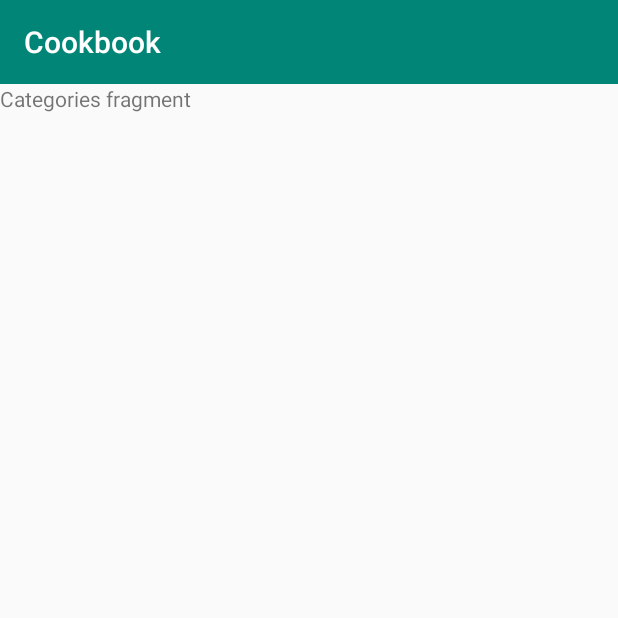
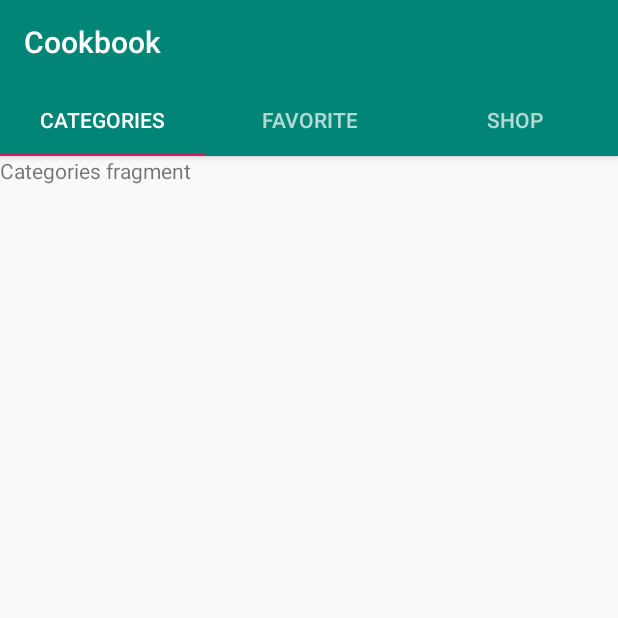
Before and after one commit to FutureAndroidDeveloper/Cookbook, an Android app: the screen it shows after launch (MainActivity), on a phone screen of 412 x 824 dp, the top half of it. Run offline under Robolectric (Android 15) with nearby library versions, the phone set to English and light mode, and no system bars.

Commit message:
Add tabs

```diff
--- a/app/build.gradle
+++ b/app/build.gradle
@@ -19,11 +19,12 @@ android {
 }
 
 dependencies {
-    implementation fileTree(dir: 'libs', include: ['*.jar'])
+    implementation fileTree(include: ['*.jar'], dir: 'libs')
     implementation 'com.android.support:appcompat-v7:28.0.0-alpha1'
     implementation 'com.android.support.constraint:constraint-layout:1.1.3'
     implementation 'com.android.support:support-v4:28.0.0-alpha1'
     testImplementation 'junit:junit:4.12'
     androidTestImplementation 'com.android.support.test:runner:1.0.2'
     androidTestImplementation 'com.android.support.test.espresso:espresso-core:3.0.2'
+    implementation 'com.android.support:design:28.0.0-alpha1'
 }
--- a/app/src/main/java/com/example/kirill/cookbook/MainActivity.java
+++ b/app/src/main/java/com/example/kirill/cookbook/MainActivity.java
@@ -1,5 +1,10 @@
 package com.example.kirill.cookbook;
 
+import android.support.annotation.Nullable;
+import android.support.design.widget.TabLayout;
+import android.support.v4.app.Fragment;
+import android.support.v4.app.FragmentManager;
+import android.support.v4.app.FragmentPagerAdapter;
 import android.support.v4.view.ViewPager;
 import android.support.v7.app.AppCompatActivity;
 import android.os.Bundle;
@@ -8,6 +13,7 @@ import android.support.v7.widget.Toolbar;
 public class MainActivity extends AppCompatActivity {
     private Toolbar toolbar;
     private ViewPager pager;
+    private TabLayout tabLayout;
 
     @Override
     protected void onCreate(Bundle savedInstanceState) {
@@ -22,5 +28,50 @@ public class MainActivity extends AppCompatActivity {
         SectionsPagerAdapter pagerAdapter = new SectionsPagerAdapter(getSupportFragmentManager());
         pager = (ViewPager) findViewById(R.id.pager);
         pager.setAdapter(pagerAdapter);
+
+        // Connect tabLayout with viewPager
+        tabLayout = (TabLayout) findViewById(R.id.tabs);
+        tabLayout.setupWithViewPager(pager);
+    }
+
+    public class SectionsPagerAdapter extends FragmentPagerAdapter {
+        public static final int SECTIONS_COUNT = 3;
+
+
+        public SectionsPagerAdapter(FragmentManager fm) {
+            super(fm);
+        }
+
+        @Override
+        public Fragment getItem(int position) {
+            switch (position) {
+                case 0:
+                    return new CategoriesFragment();
+                case 1:
+                    return new FavoriteFragment();
+                case 2:
+                    return new StoreFragment();
+            }
+            return null;
+        }
+
+        @Override
+        public int getCount() {
+            return SECTIONS_COUNT;
+        }
+
+        @Nullable
+        @Override
+        public CharSequence getPageTitle(int position) {
+            switch (position) {
+                case 0:
+                    return getResources().getText(R.string.categories_tab);
+                case 1:
+                    return getResources().getText(R.string.favorite_tab);
+                case 2:
+                    return getResources().getText(R.string.shop_tab);
+            }
+            return null;
+        }
     }
 }
--- a/app/src/main/java/com/example/kirill/cookbook/SectionsPagerAdapter.java
+++ /dev/null
@@ -1,32 +0,0 @@
-package com.example.kirill.cookbook;
-
-import android.support.v4.app.Fragment;
-import android.support.v4.app.FragmentManager;
-import android.support.v4.app.FragmentPagerAdapter;
-
-public class SectionsPagerAdapter extends FragmentPagerAdapter {
-    public static final int SECTIONS_COUNT = 3;
-
-
-    public SectionsPagerAdapter(FragmentManager fm) {
-        super(fm);
-    }
-
-    @Override
-    public Fragment getItem(int position) {
-        switch (position) {
-            case 0:
-                return new CategoriesFragment();
-            case 1:
-                return new FavoriteFragment();
-            case 2:
-                return new StoreFragment();
-        }
-        return null;
-    }
-
-    @Override
-    public int getCount() {
-        return SECTIONS_COUNT;
-    }
-}
--- a/app/src/main/res/layout/activity_main.xml
+++ b/app/src/main/res/layout/activity_main.xml
@@ -7,9 +7,22 @@
     android:orientation="vertical"
     tools:context=".MainActivity">
 
-    <include
-        android:id="@+id/toolbar"
-        layout="@layout/toolbar_main" />
+    <android.support.design.widget.AppBarLayout
+        android:layout_width="match_parent"
+        android:layout_height="wrap_content"
+        android:theme="@style/ThemeOverlay.AppCompat.Dark.ActionBar">
+
+        <include
+            android:id="@+id/toolbar"
+            layout="@layout/toolbar_main"/>
+
+        <android.support.design.widget.TabLayout
+            android:id="@+id/tabs"
+            android:layout_width="match_parent"
+            android:layout_height="wrap_content" />
+
+    </android.support.design.widget.AppBarLayout>
+
 
     <android.support.v4.view.ViewPager
         android:id="@+id/pager"
--- a/app/src/main/res/values/strings.xml
+++ b/app/src/main/res/values/strings.xml
@@ -6,4 +6,8 @@
     <string name="favorite_title">Favorite fragment</string>
     <string name="store_title">Store fragment</string>
 
+    <string name="categories_tab">Categories</string>
+    <string name="favorite_tab">Favorite</string>
+    <string name="shop_tab">Shop</string>
+
 </resources>
```
